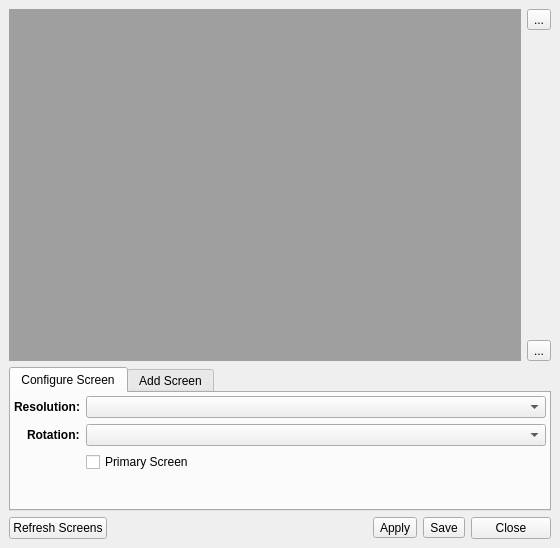
First picture: the form in src-qt5/core-utils/lumina-xconfig/MainUI.ui, repository lumina-desktop/lumina, before the edit.
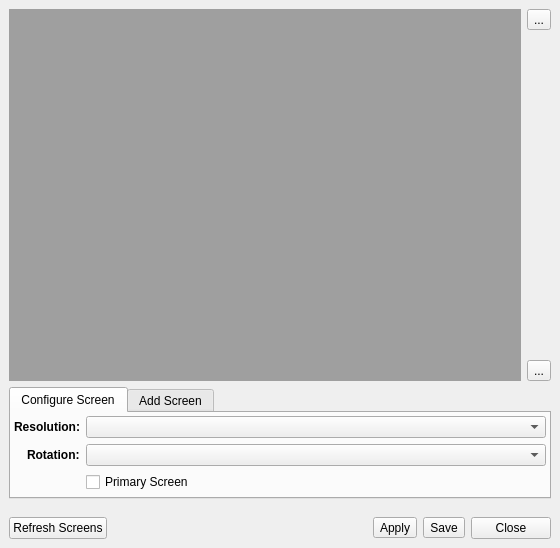
Second picture: the form after the edit. The open tabs and pages were chosen to show the change. Icons and pictures are not drawn.

The edit to the form file:
```diff
--- a/src-qt5/core-utils/lumina-xconfig/MainUI.ui
+++ b/src-qt5/core-utils/lumina-xconfig/MainUI.ui
@@ -18,7 +18,14 @@
     <item>
      <layout class="QHBoxLayout" name="horizontalLayout_3">
       <item>
-       <widget class="QMdiArea" name="mdiArea"/>
+       <widget class="QMdiArea" name="mdiArea">
+        <property name="verticalScrollBarPolicy">
+         <enum>Qt::ScrollBarAsNeeded</enum>
+        </property>
+        <property name="horizontalScrollBarPolicy">
+         <enum>Qt::ScrollBarAsNeeded</enum>
+        </property>
+       </widget>
       </item>
       <item>
        <layout class="QVBoxLayout" name="verticalLayout_2">
@@ -79,7 +86,7 @@
     <item>
      <widget class="QTabWidget" name="tabWidget">
       <property name="currentIndex">
-       <number>0</number>
+       <number>1</number>
       </property>
       <widget class="QWidget" name="tab_config">
        <attribute name="title">
@@ -124,36 +131,6 @@
           </item>
          </layout>
         </item>
-        <item row="3" column="1">
-         <spacer name="verticalSpacer_3">
-          <property name="orientation">
-           <enum>Qt::Vertical</enum>
-          </property>
-          <property name="sizeHint" stdset="0">
-           <size>
-            <width>20</width>
-            <height>40</height>
-           </size>
-          </property>
-         </spacer>
-        </item>
-        <item row="4" column="1">
-         <layout class="QHBoxLayout" name="horizontalLayout_4">
-          <item>
-           <spacer name="horizontalSpacer_2">
-            <property name="orientation">
-             <enum>Qt::Horizontal</enum>
-            </property>
-            <property name="sizeHint" stdset="0">
-             <size>
-              <width>40</width>
-              <height>20</height>
-             </size>
-            </property>
-           </spacer>
-          </item>
-         </layout>
-        </item>
         <item row="1" column="0">
          <widget class="QLabel" name="label_2">
           <property name="font">
@@ -167,6 +144,9 @@
           </property>
          </widget>
         </item>
+        <item row="1" column="1">
+         <widget class="QComboBox" name="combo_rotation"/>
+        </item>
         <item row="2" column="1">
          <widget class="QCheckBox" name="check_primary">
           <property name="text">
@@ -174,9 +154,6 @@
           </property>
          </widget>
         </item>
-        <item row="1" column="1">
-         <widget class="QComboBox" name="combo_rotation"/>
-        </item>
        </layout>
       </widget>
       <widget class="QWidget" name="tab_new">
@@ -196,6 +173,13 @@
            <string>Available Screens</string>
           </property>
           <layout class="QGridLayout" name="gridLayout">
+           <item row="0" column="2">
+            <widget class="QPushButton" name="push_activate">
+             <property name="text">
+              <string>Enable Screen</string>
+             </property>
+            </widget>
+           </item>
            <item row="0" column="0">
             <widget class="QComboBox" name="combo_availscreens">
              <property name="toolTip">
@@ -204,26 +188,12 @@
             </widget>
            </item>
            <item row="0" column="1">
-            <widget class="QComboBox" name="combo_location">
+            <widget class="QComboBox" name="combo_resolutions">
              <property name="toolTip">
               <string>Location to insert the screen</string>
              </property>
             </widget>
            </item>
-           <item row="0" column="2">
-            <widget class="QComboBox" name="combo_cscreens">
-             <property name="toolTip">
-              <string>Current screens</string>
-             </property>
-            </widget>
-           </item>
-           <item row="1" column="2">
-            <widget class="QPushButton" name="push_activate">
-             <property name="text">
-              <string>Enable Screen</string>
-             </property>
-            </widget>
-           </item>
           </layout>
          </widget>
         </item>
@@ -285,7 +255,8 @@
          <string>Save</string>
         </property>
         <property name="icon">
-         <iconset theme="document-save"/>
+         <iconset theme="document-save">
+          <normaloff>.</normaloff>.</iconset>
         </property>
         <property name="toolButtonStyle">
          <enum>Qt::ToolButtonTextBesideIcon</enum>
```
